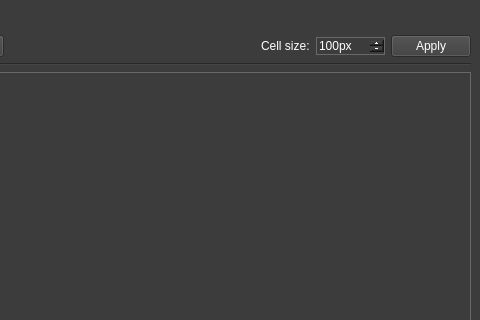
Before: the Qt Designer form mainwindow.ui in MorganGrundy/MosaicMagnifique, drawn with Qt 5; both pictures show x 600 to 1080 and y 0 to 320 of the 1080 by 720 pixel window.
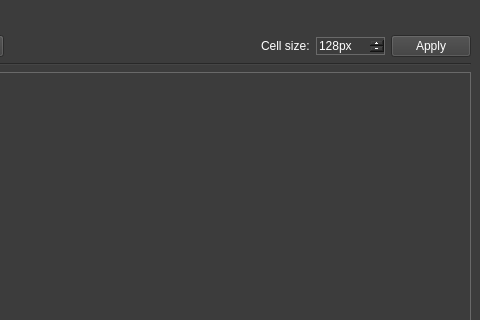
After: the same form once the commit is applied. The open tabs and pages were chosen to show the change. Icons and pictures are not drawn. Custom widgets are drawn as their Qt base class.

Commit message:
Default cell size is now a power of 2.
Disabling cell alternate spacing now properly updates preview.

Diff of the .ui file:
```diff
--- a/mainwindow.ui
+++ b/mainwindow.ui
@@ -960,7 +960,7 @@
              <number>10000</number>
             </property>
             <property name="value">
-             <number>100</number>
+             <number>128</number>
             </property>
            </widget>
           </item>
```
Left out of the diff: 2 changed lines with no effect on the pictures. The commit also changes 1 other file.
